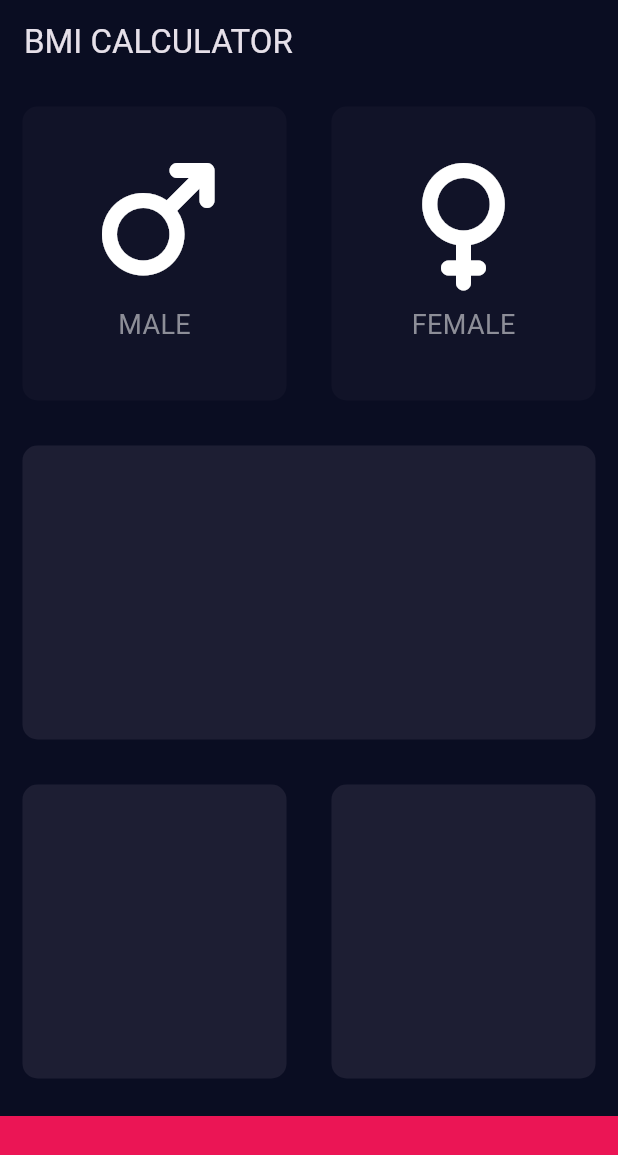
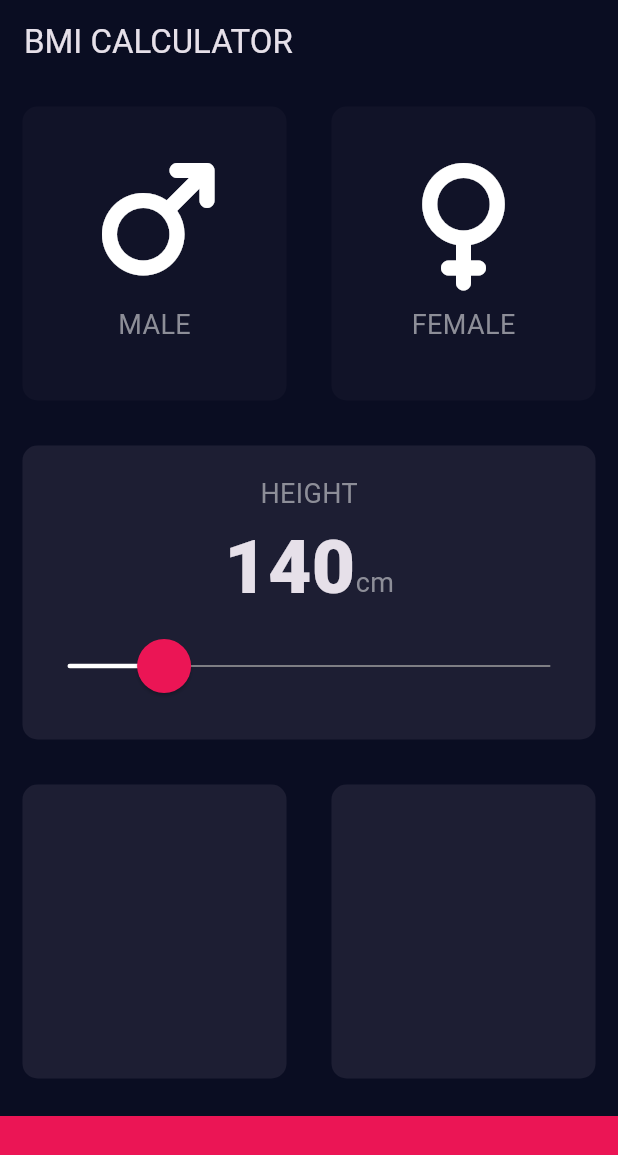
Before and after one commit to Asghari-0f0/BMI_calculator, a Flutter app: the screen it shows after launch, on a phone screen of 412 x 824 dp. Shown: the top 1155 px of the screen. Run offline on Flutter 3.47's test engine with Material 3 defaults, Android fonts, the phone set to English and light mode, and no system bars; our stand-ins replace font_awesome_flutter.

Commit message:
added Slider, Constants File and Customizing Widgets Using Themes

```diff
--- /dev/null
+++ b/lib/constants.dart
@@ -0,0 +1,8 @@
+import 'package:flutter/material.dart';
+
+const double kBottomContainerHeight = 80;
+const kActiveCardColor = Color(0xFF1D1E33);
+const kInactiveCardColor = Color(0xFF111328);
+const kBottomContainerColor = Color(0xFFEB1555);
+const kLabelTextStyle = TextStyle(fontSize: 18, color: Color(0xFF8D8E98));
+const kNumberTextStyle = TextStyle(fontSize: 50, fontWeight: FontWeight.w900);
--- a/lib/input_Page.dart
+++ b/lib/input_Page.dart
@@ -2,13 +2,9 @@
 
 import 'package:flutter/material.dart';
 import 'package:font_awesome_flutter/font_awesome_flutter.dart';
+import 'package:my_app/constants.dart';
 import 'package:my_app/icon_content.dart';
 import 'package:my_app/reusable_card.dart';
-
-const double bottomContainerHeight = 80;
-const activeCardColor = Color(0xFF1D1E33);
-const inactiveCardColor = Color(0xFF111328);
-const bottomContainerColor = Color(0xFFEB1555);
 
 enum Gender { male, female }
 
@@ -21,11 +17,14 @@
 
 class _InputPageState extends State<InputPage> {
   Gender? selectedGender;
+  int height = 140;
+
   @override
   Widget build(BuildContext context) {
     return Scaffold(
       appBar: AppBar(title: Text('BMI CALCULATOR')),
       body: Column(
+        crossAxisAlignment: CrossAxisAlignment.stretch,
         children: [
           Expanded(
             child: Row(
@@ -38,8 +37,8 @@
                       });
                     },
                     color: selectedGender == Gender.male
-                        ? activeCardColor
-                        : inactiveCardColor,
+                        ? kActiveCardColor
+                        : kInactiveCardColor,
                     child: IconContent(
                       icon: FontAwesomeIcons.mars,
                       label: 'MALE',
@@ -54,8 +53,8 @@
                       });
                     },
                     color: selectedGender == Gender.female
-                        ? activeCardColor
-                        : inactiveCardColor,
+                        ? kActiveCardColor
+                        : kInactiveCardColor,
                     // color: femaleCardColor,
                     child: IconContent(
                       icon: FontAwesomeIcons.venus,
@@ -66,7 +65,48 @@
               ],
             ),
           ),
-          Expanded(child: ReusableCard()),
+          Expanded(
+            child: ReusableCard(
+              child: Column(
+                mainAxisAlignment: MainAxisAlignment.center,
+                children: [
+                  Text('HEIGHT', style: kLabelTextStyle),
+                  Row(
+                    crossAxisAlignment: CrossAxisAlignment.baseline,
+                    textBaseline: TextBaseline.alphabetic,
+                    mainAxisAlignment: MainAxisAlignment.center,
+                    children: [
+                      Text(height.toString(), style: kNumberTextStyle),
+                      Text('cm', style: kLabelTextStyle),
+                    ],
+                  ),
+                  SliderTheme(
+                    data: SliderTheme.of(context).copyWith(
+                      trackHeight: 1,
+                      inactiveTrackColor: Color(0xFF8D8E98),
+                      activeTrackColor: Colors.white,
+                      overlayColor: Color(0x1fEB1555),
+                      thumbColor: Color(0xFFEB1555),
+                      thumbShape: RoundSliderThumbShape(enabledThumbRadius: 18),
+                      overlayShape: RoundSliderOverlayShape(overlayRadius: 30),
+                    ),
+                    child: Slider(
+                      value: height.toDouble(),
+                      min: 120,
+                      max: 220,
+                      inactiveColor: Colors.grey,
+
+                      onChanged: (double newValue) {
+                        setState(() {
+                          height = newValue.round();
+                        });
+                      },
+                    ),
+                  ),
+                ],
+              ),
+            ),
+          ),
           Expanded(
             child: Row(
               children: [
@@ -76,10 +116,10 @@
             ),
           ),
           Container(
-            color: bottomContainerColor,
+            color: kBottomContainerColor,
             margin: EdgeInsets.only(top: 10),
             width: double.infinity,
-            height: bottomContainerHeight,
+            height: kBottomContainerHeight,
           ),
         ],
       ),
--- a/lib/reusable_card.dart
+++ b/lib/reusable_card.dart
@@ -1,6 +1,5 @@
 import 'package:flutter/material.dart';
-
-const activeCardColor = Color(0xFF1D1E33);
+import 'package:my_app/constants.dart';
 
 class ReusableCard extends StatelessWidget {
   final Color? color;
@@ -14,7 +13,7 @@
       child: Container(
         margin: EdgeInsets.all(15),
         decoration: BoxDecoration(
-          color: color ?? activeCardColor,
+          color: color ?? kActiveCardColor,
           borderRadius: BorderRadius.circular(10),
         ),
         child: child,
```
